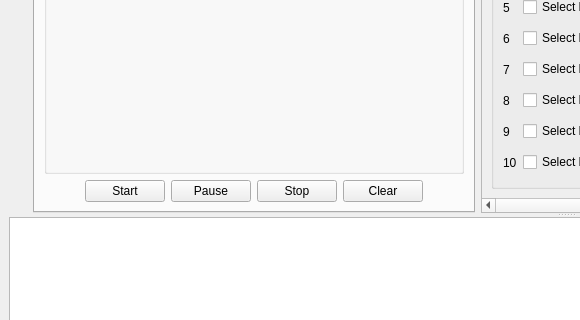
Old version of the form mainwindow.ui in the repository artthirt/AnalyzePcapUdp; both pictures show x 0 to 580 and y 197 to 517 of the 1132 by 664 pixel window.
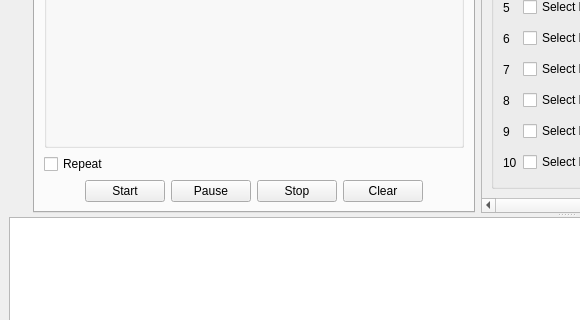
New version of the form. The open tabs and pages were chosen to show the change.

Commit message: added repeat pcap file

Diff of the .ui file:
```diff
--- a/mainwindow.ui
+++ b/mainwindow.ui
@@ -1276,6 +1276,13 @@
               </layout>
              </widget>
             </item>
+            <item>
+             <widget class="QCheckBox" name="chbRepeat">
+              <property name="text">
+               <string>Repeat</string>
+              </property>
+             </widget>
+            </item>
             <item>
              <layout class="QHBoxLayout" name="horizontalLayout_3">
               <property name="topMargin">
```
Left out of the diff: 8 changed lines with no effect on the pictures. The commit also changes 4 other files.
